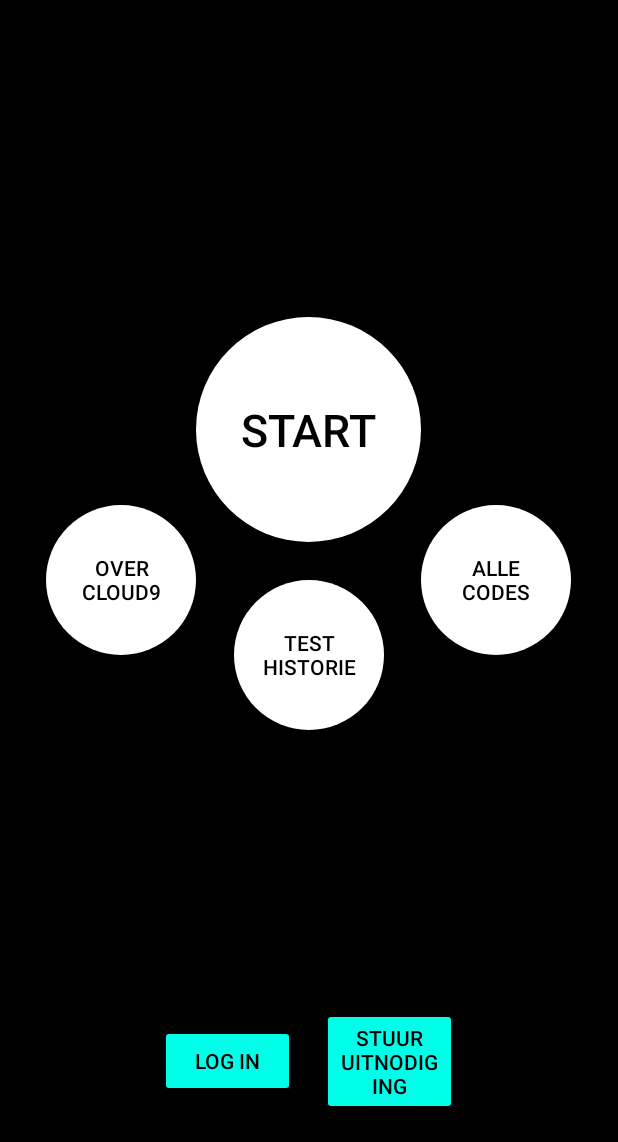
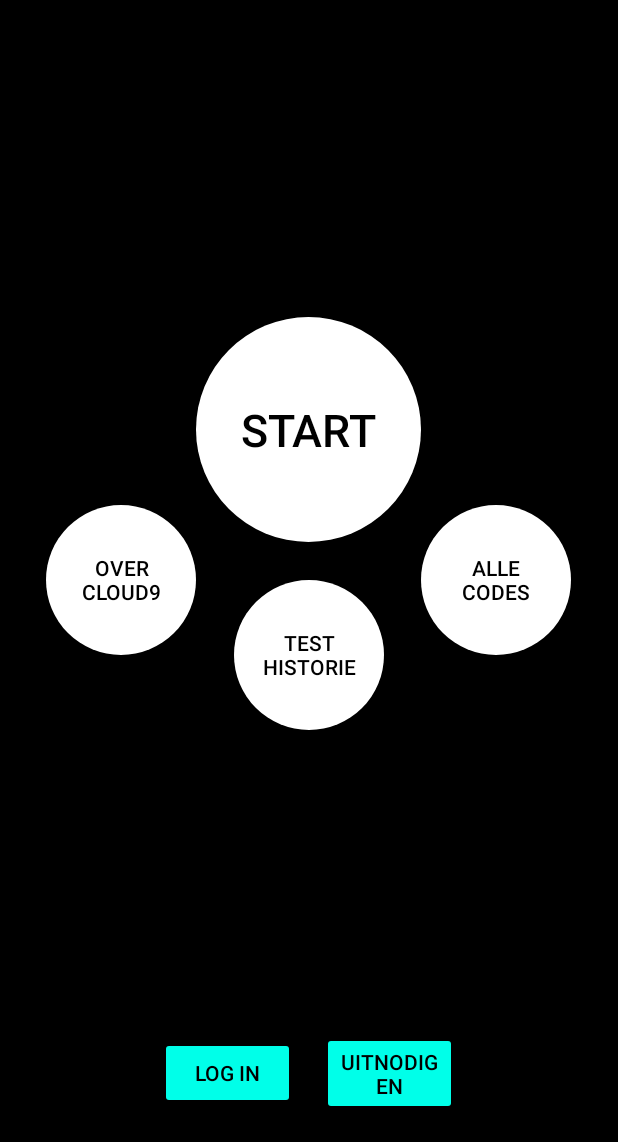
Before and after one commit to nevrborn/HappyCode, an Android app: the layout fragment_start_page.xml on its own in the app's theme, with its tools: preview values and no code run, on a phone screen of 412 x 824 dp, the part 94-1236 px from its top. Run offline under Robolectric (Android 15) with nearby library versions, the phone set to English and light mode, and no system bars.

Commit message:
Translated some English to Dutch and add some string values for hardcoded text

```diff
--- a/app/src/main/res/values/strings.xml
+++ b/app/src/main/res/values/strings.xml
@@ -18,7 +18,7 @@
     <string name="button_create_account">Maak nieuw account</string>
     <string name="button_sign_in">Log in</string>
     <string name="button_sign_out">Log uit</string>
-    <string name="button_invite">Stuur uitnodiging</string>
+    <string name="button_invite">Uitnodigen</string>
     <string name="textview_result_rename">RESULTAAT</string>
     <string name="result_title">JOUW HAPPYCODE</string>
     <string name="history_not_availabe">Sorry, je hebt nog geen historie.</string>
```
